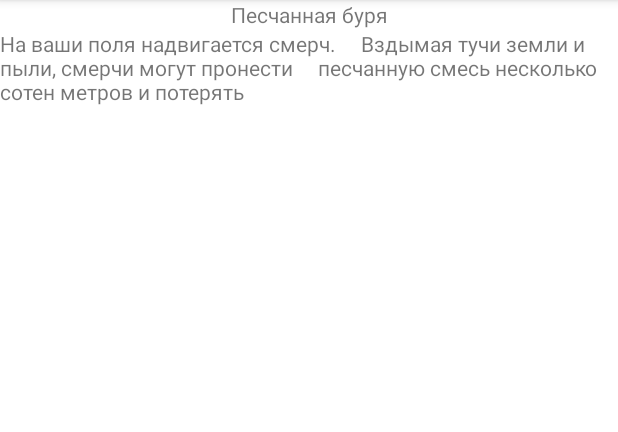
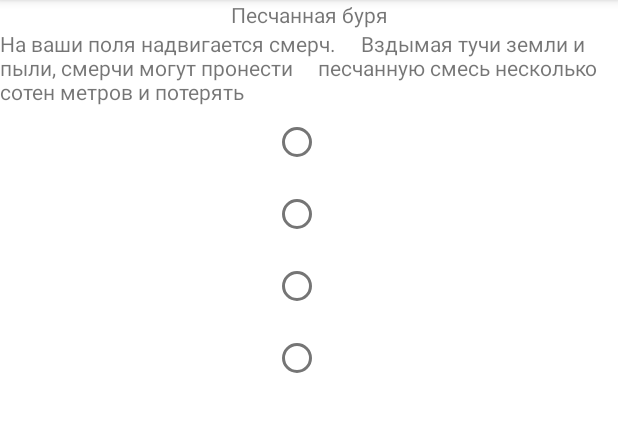
Before and after one commit to prolapsed-kneecap/AgayUniversity, an Android app: the fragment EventFragment shown on its own in the app's theme, on a phone screen of 412 x 824 dp, the part 84-516 px from its top. Run offline under Robolectric (Android 15) with nearby library versions, the phone set to English and light mode, and no system bars.

Commit message:
event fragment start

```diff
--- a/app/src/main/res/layout/fragment_event.xml
+++ b/app/src/main/res/layout/fragment_event.xml
@@ -8,7 +8,7 @@
     tools:context=".fragment.EventFragment">
 
     <TextView
-        android:id="@+id/textView"
+        android:id="@+id/titleEvent"
         android:layout_width="wrap_content"
         android:layout_height="wrap_content"
         android:text="Песчанная буря"
@@ -17,12 +17,40 @@
         app:layout_constraintTop_toTopOf="parent" />
 
     <TextView
+        android:id="@+id/descriptionEvent"
         android:layout_width="match_parent"
         android:layout_height="wrap_content"
         android:text="На ваши поля надвигается смерч.
     Вздымая тучи земли и пыли, смерчи могут пронести
     песчанную смесь несколько сотен метров и потерять"
         app:layout_constraintStart_toStartOf="parent"
-        app:layout_constraintTop_toBottomOf="@+id/textView" />
+        app:layout_constraintTop_toBottomOf="@+id/titleEvent" />
+
+    <RadioGroup
+        android:id="@+id/groupSolutions"
+        android:layout_width="wrap_content"
+        android:layout_height="wrap_content"
+        app:layout_constraintEnd_toEndOf="parent"
+        app:layout_constraintStart_toStartOf="parent"
+        app:layout_constraintTop_toBottomOf="@+id/descriptionEvent" >
+
+        <RadioButton
+            android:layout_width="wrap_content"
+            android:layout_height="wrap_content"/>
+
+        <RadioButton
+            android:layout_width="wrap_content"
+            android:layout_height="wrap_content"/>
+
+        <RadioButton
+            android:layout_width="wrap_content"
+            android:layout_height="wrap_content"/>
+
+        <RadioButton
+            android:layout_width="wrap_content"
+            android:layout_height="wrap_content"/>
+
+    </RadioGroup>
+
 
 </androidx.constraintlayout.widget.ConstraintLayout>
```
